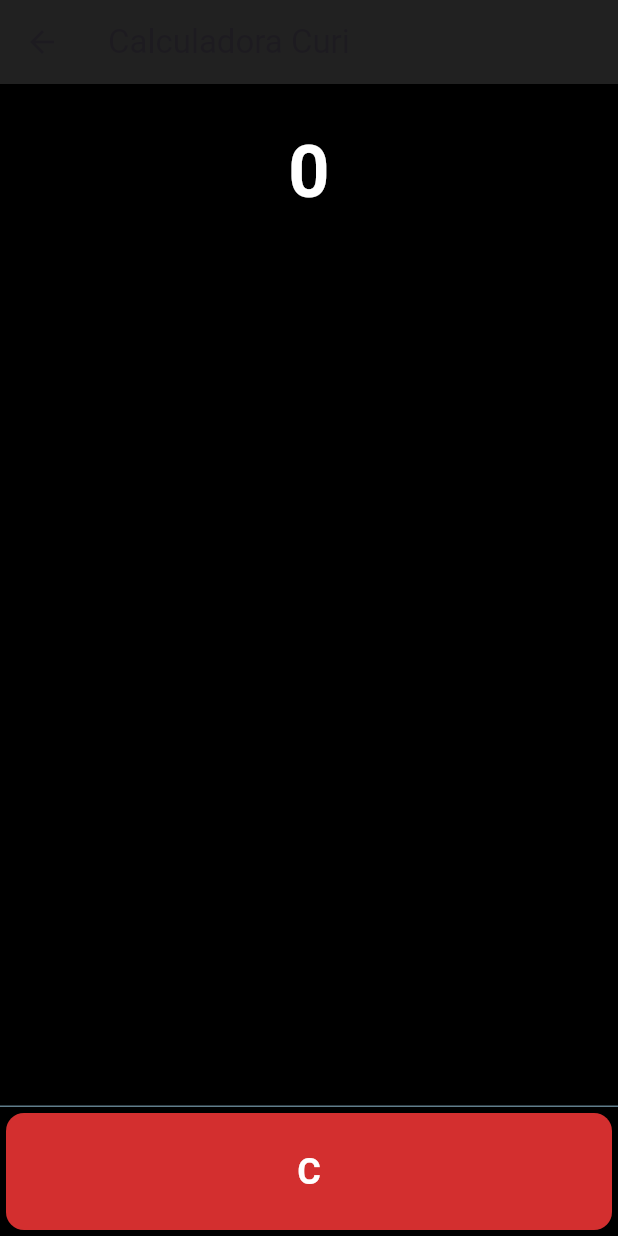
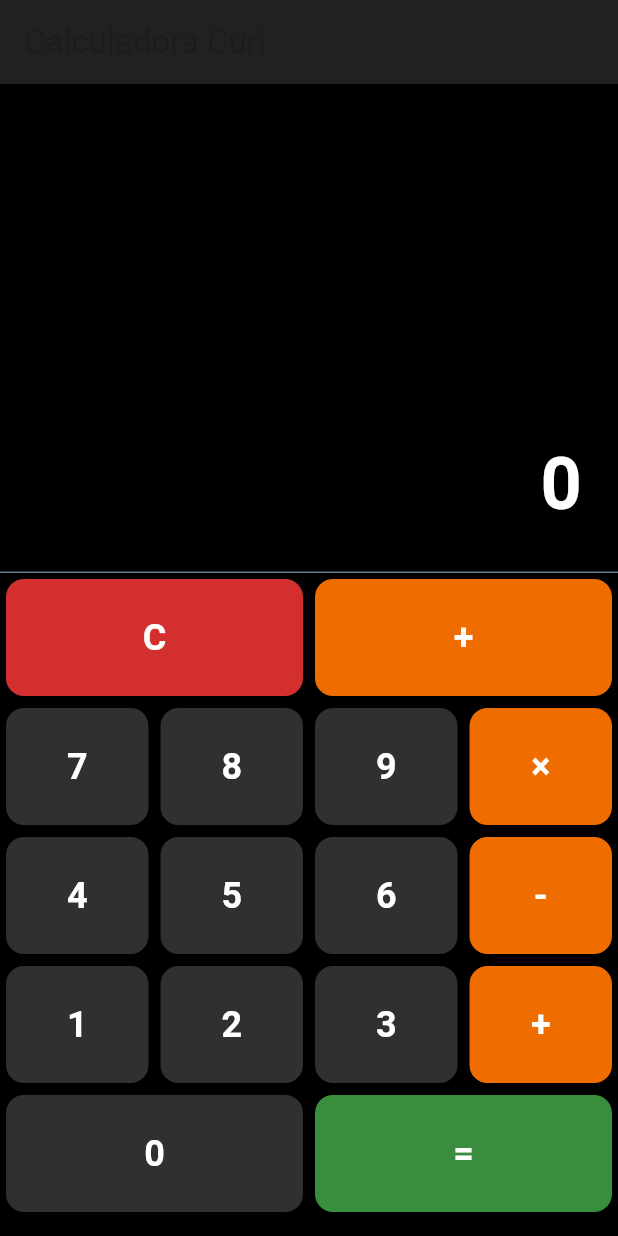
Before and after one commit to JAntonioGL/practicas, a Flutter app: the CalculadoraScreen screen opened directly, on a phone screen of 412 x 824 dp. Run offline on Flutter 3.47's test engine with Material 3 defaults, Android fonts, the phone set to English and light mode, and no system bars.

Commit message:
feat and fix: se corrigen errores de sintaxis y nombres de clases erroneso y se agrega las filas de botones sin funcionamiento por ahora

```diff
--- a/calculadora_p_1/lib/main.dart
+++ b/calculadora_p_1/lib/main.dart
@@ -13,7 +13,7 @@ class MiCalculadoraApp extends StatelessWidget {
   Widget build(BuildContext) {
     return const MaterialApp(
       debugShowCheckedModeBanner: false,
-      home: calculadora_screen(),
+      home: CalculadoraScreen(),
     );
   }
 }
--- a/calculadora_p_1/lib/screens/calculadora_screen.dart
+++ b/calculadora_p_1/lib/screens/calculadora_screen.dart
@@ -17,8 +17,7 @@ class _CalculadoraScreenState extends State<CalculadoraScreen> {
   double? _primerNumero; // // guarda el primer calor y el signo ? nos dice que puede ser un valor nulo
   String _operador =
       ''; // guarda  el operador aritmetico que quiere usar '+', '-', '*', '/'
-  bool _esperandoNuevoNumero =
-      false; // Indica si el siguiente toque limpia la patalla o no
+  bool _esperandoNuevoNumero = false; // Indica si el siguiente toque limpia la patalla o no es como una bandera
 
   //------------------------------------------------------------------------
   //haremos una función limpiar, como no es una función matematica no se coloca en calculadora_core.dart, sino aqui mismo en la clase
@@ -27,10 +26,11 @@ class _CalculadoraScreenState extends State<CalculadoraScreen> {
   //
   void _limpiar() {
     setState(() {
-      _pantalla = '0';
-      _primerNumero = null;
-      _operador = '';
-      _esperandoNuevoNumero = false;
+      _pantalla = '0'; // regresa a 0 en la pantalla
+      _primerNumero = null; //lo ponemos en nulo para que no tenga valor
+      _operador = ''; //deja en blanco el operador
+      _esperandoNuevoNumero =
+          false; //indica si el siguiente toque limpia la patalla o no
     });
   }
 
@@ -54,7 +54,7 @@ class _CalculadoraScreenState extends State<CalculadoraScreen> {
             //digamos que expanded es un envoltorio que ocupa todo el espacio disponible para su widget hijo
             child: Container(
               //container es un widget multiproposito que se usa para agrupar otros widgets y darle propiedades como color, tamaño, etc
-              alignment: Alignment(bottomRight),
+              alignment: Alignment.bottomRight,
               padding: const EdgeInsets.all(24.0),
               child: Text(
                 _pantalla,
@@ -69,19 +69,86 @@ class _CalculadoraScreenState extends State<CalculadoraScreen> {
           ),
           const Divider(color: Colors.blueGrey, height: 1),
 
-          //Aqui colocaremos las filas o rows de botones que conforman el teclado de la calculadora
+          //Aqui colocaremos las filas o rows de botones que conforman el teclado de la calculadora-------------------------------------------
           //Fila 1. empezamos con al primer fila de botones limpiar y dividir
           Row(
             children: [
               _construirBoton(
                 texto: 'C',
                 colorFondo: Colors.red[700],
+                alPresionar: _limpiar, //aqui llamamos a la función de limpiar se llama así porque es un eventoonPressed a este tipo de llamada de función se llama
+                //pasar una refrencia de la función, si se pone con parentesis _limpiar() se ejecutaria inmediatamente al compilar el codigo.
+              ),
+
+              _construirBoton(
+                texto: '+',
+                colorFondo: Colors.orange[800],
                 alPresionar: () {
-                  //aqui llamamos a la función de operar
+                  //Aquí llamaremos a la función de operación
                 },
               ),
             ],
           ), //termina la primer fila
+          // Fila 2: 7, 8, 9 y Multiplicación--------------------------------------------------------
+          Row(
+            children: [
+              _construirBoton(
+                texto: '7',
+                alPresionar: () {
+                  // Aquí agregaremos el '7' a la pantalla
+                },
+              ),
+              _construirBoton(texto: '8', alPresionar: () {}),
+              _construirBoton(texto: '9', alPresionar: () {}),
+              _construirBoton(
+                texto: '×',
+                colorFondo: Colors.orange[800],
+                alPresionar: () {},
+              ),
+            ],
+          ), //Termina la segunda fila
+          // Fila 3: 4, 5, 6 y Resta------------------------------------
+          Row(
+            children: [
+              _construirBoton(texto: '4', alPresionar: () {}),
+              _construirBoton(texto: '5', alPresionar: () {}),
+              _construirBoton(texto: '6', alPresionar: () {}),
+              _construirBoton(
+                texto: '-',
+                colorFondo: Colors.orange[800],
+                alPresionar: () {},
+              ),
+            ],
+          ),
+
+          // Fila 4: 1, 2, 3 y Suma
+          Row(
+            children: [
+              _construirBoton(texto: '1', alPresionar: () {}),
+              _construirBoton(texto: '2', alPresionar: () {}),
+              _construirBoton(texto: '3', alPresionar: () {}),
+              _construirBoton(
+                texto: '+',
+                colorFondo: Colors.orange[800],
+                alPresionar: () {},
+              ),
+            ],
+          ),
+
+          // Fila 5: 0 y Resultado (=)
+          Row(
+            children: [
+              _construirBoton(texto: '0', alPresionar: () {}),
+              _construirBoton(
+                texto: '=',
+                colorFondo: Colors.green[700],
+                alPresionar: () {},
+              ),
+            ],
+          ),
+
+          // Pequeño margen inferior de seguridad
+          const SizedBox(height: 12),
         ],
       ), //SafeArea es un widget que se asegura de que el contenido no se superponga con el hardware de la pantalla, como el notch o la muesca de iPhone o la barra de navegación en Android. Center es un widget que centra su contenido en el centro de la pantalla. Text es un widget que muestra texto
     ); //Scaffold es el widget esqueleto que proporciona una estructura basica para la pantalla y se usa para el diseño visual de material design
```
Also changed, not shown: 1 other file.
